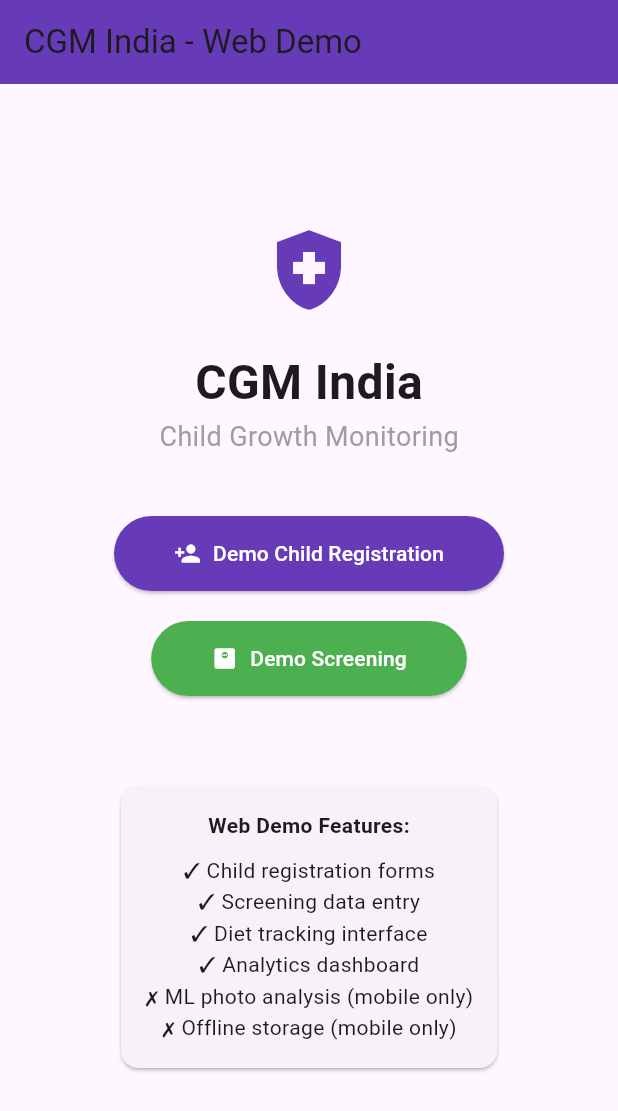
After one commit to satishskid/svmanus, a Flutter app: the WebHomePage screen opened directly, on a phone screen of 412 x 824 dp. The commit adds this screen. Shown: the top 1111 px of the screen. Run offline on Flutter 3.47's test engine with Material 3 defaults, Android fonts, the light colour scheme and no system bars; our stand-ins replace charts_flutter, file_picker, flutter_riverpod, hive, hive_flutter, image_picker and 3 more; missing offline and left inert: excel, tflite_flutter; accounts and stored records are empty.

Commit message:
Initial commit: Complete CGM QMax child growth monitoring app

```diff
--- a/CGM qmax/lib/main.dart
+++ b/CGM qmax/lib/main.dart
@@ -25,7 +25,6 @@ void main() async {
   Hive.registerAdapter(ScreeningAdapter());
   Hive.registerAdapter(WorkerAdapter());
   Hive.registerAdapter(DietRecordAdapter());
-  Hive.registerAdapter(FoodItemAdapter());
 
   await Hive.openBox<Child>('children');
   await Hive.openBox<Screening>('screenings');
--- /dev/null
+++ b/CGM qmax/lib/main_web.dart
@@ -0,0 +1,130 @@
+import 'package:flutter/material.dart';
+
+// Web-only minimal app
+void main() {
+  runApp(const CGMAppWeb());
+}
+
+class CGMAppWeb extends StatelessWidget {
+  const CGMAppWeb({super.key});
+
+  @override
+  Widget build(BuildContext context) {
+    return MaterialApp(
+      title: 'CGM India - Web Demo',
+      theme: ThemeData(
+        colorScheme: ColorScheme.fromSeed(seedColor: Colors.deepPurple),
+        useMaterial3: true,
+      ),
+      home: const WebHomePage(),
+    );
+  }
+}
+
+class WebHomePage extends StatelessWidget {
+  const WebHomePage({super.key});
+
+  @override
+  Widget build(BuildContext context) {
+    return Scaffold(
+      appBar: AppBar(
+        title: const Text('CGM India - Web Demo'),
+        backgroundColor: Colors.deepPurple,
+      ),
+      body: Center(
+        child: Column(
+          mainAxisAlignment: MainAxisAlignment.center,
+          children: [
+            const Icon(Icons.health_and_safety, size: 64, color: Colors.deepPurple),
+            const SizedBox(height: 20),
+            const Text('CGM India', style: TextStyle(fontSize: 32, fontWeight: FontWeight.bold)),
+            const Text('Child Growth Monitoring', style: TextStyle(fontSize: 18, color: Colors.grey)),
+            const SizedBox(height: 40),
+
+            // Demo forms
+            ElevatedButton.icon(
+              onPressed: () {
+                Navigator.push(
+                  context,
+                  MaterialPageRoute(builder: (context) => const ChildRegistrationDemo()),
+                );
+              },
+              icon: const Icon(Icons.person_add),
+              label: const Text('Demo Child Registration'),
+              style: ElevatedButton.styleFrom(
+                backgroundColor: Colors.deepPurple,
+                foregroundColor: Colors.white,
+                padding: const EdgeInsets.symmetric(horizontal: 40, vertical: 15),
+              ),
+            ),
+            const SizedBox(height: 20),
+
+            ElevatedButton.icon(
+              onPressed: () {
+                Navigator.push(
+                  context,
+                  MaterialPageRoute(builder: (context) => const ScreeningDemo()),
+                );
+              },
+              icon: const Icon(Icons.monitor_weight),
+              label: const Text('Demo Screening'),
+              style: ElevatedButton.styleFrom(
+                backgroundColor: Colors.green,
+                foregroundColor: Colors.white,
+                padding: const EdgeInsets.symmetric(horizontal: 40, vertical: 15),
+              ),
+            ),
+            const SizedBox(height: 40),
+
+            const Card(
+              margin: EdgeInsets.all(20),
+              child: Padding(
+                padding: EdgeInsets.all(16.0),
+                child: Column(
+                  children: [
+                    Text('Web Demo Features:', style: TextStyle(fontWeight: FontWeight.bold)),
+                    SizedBox(height: 10),
+                    Text('✓ Child registration forms'),
+                    Text('✓ Screening data entry'),
+                    Text('✓ Diet tracking interface'),
+                    Text('✓ Analytics dashboard'),
+                    Text('✗ ML photo analysis (mobile only)'),
+                    Text('✗ Offline storage (mobile only)'),
+                  ],
+                ),
+              ),
+            ),
+          ],
+        ),
+      ),
+    );
+  }
+}
+
+class ChildRegistrationDemo extends StatelessWidget {
+  const ChildRegistrationDemo({super.key});
+
+  @override
+  Widget build(BuildContext context) {
+    return Scaffold(
+      appBar: AppBar(title: const Text('Child Registration Demo')),
+      body: const Center(
+        child: Text('Child registration form would go here', style: TextStyle(fontSize: 18)),
+      ),
+    );
+  }
+}
+
+class ScreeningDemo extends StatelessWidget {
+  const ScreeningDemo({super.key});
+
+  @override
+  Widget build(BuildContext context) {
+    return Scaffold(
+      appBar: AppBar(title: const Text('Screening Demo')),
+      body: const Center(
+        child: Text('Screening data entry form would go here', style: TextStyle(fontSize: 18)),
+      ),
+    );
+  }
+}
--- /dev/null
+++ b/CGM qmax/lib/services/ml_service_web_stub.dart
@@ -0,0 +1,24 @@
+// Web stub for ML services
+class MLService {
+  static Future<String?> estimateHeightFromPhoto(String imagePath) async {
+    return 'Web: Height estimation not available';
+  }
+
+  static Future<String?> estimateWeightFromPhoto(String imagePath) async {
+    return 'Web: Weight estimation not available';
+  }
+
+  static Future<bool> isAvailable() async {
+    return false;
+  }
+}
+
+class MuacMLService {
+  static Future<double?> estimateMUACFromPhoto(String imagePath) async {
+    return null; // Web: MUAC estimation not available
+  }
+
+  static Future<bool> isAvailable() async {
+    return false;
+  }
+}
--- a/CGM qmax/pubspec.yaml
+++ b/CGM qmax/pubspec.yaml
@@ -72,6 +72,7 @@ dev_dependencies:
 
 flutter:
   uses-material-design: true
+  generate: true
 
   assets:
     - assets/ml_models/
```
Also changed, not shown: CGM qmax/lib/screens/diet_capture_screen.dart (+6 -8 lines), CGM qmax/lib/screens/screening_screen.dart (added, +244 -0 lines), CGM qmax/lib/generated/app_localizations.dart (added), CGM qmax/lib/generated/app_localizations_en.dart (added), CGM qmax/lib/generated/app_localizations_fr.dart (added), 7 other files.
